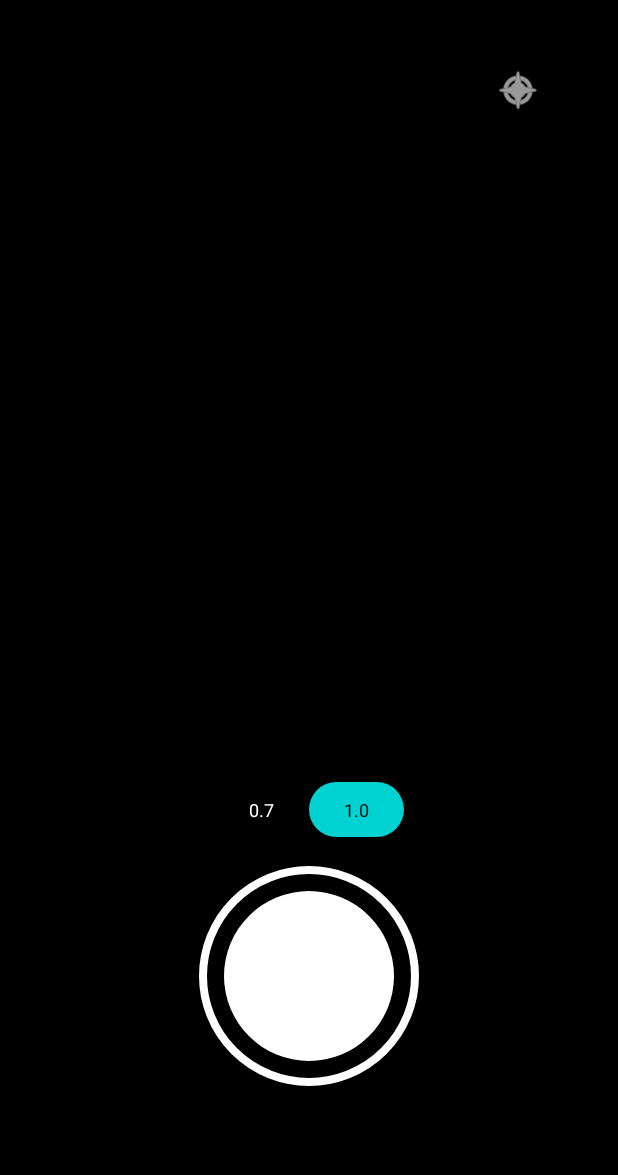
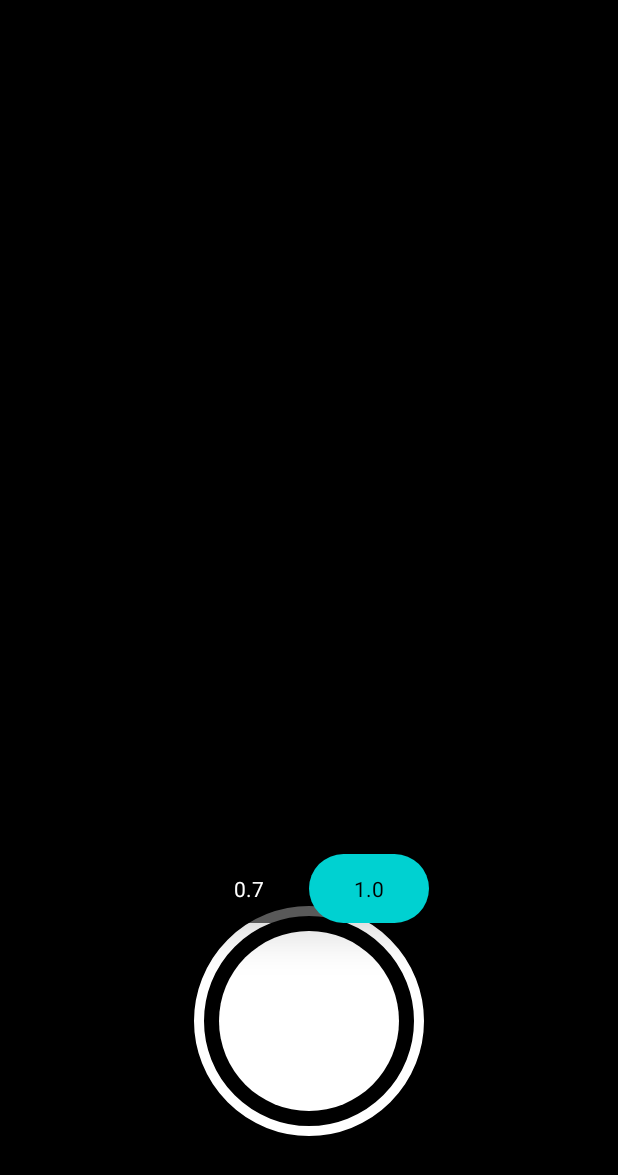
Before and after one commit to dziie-id/Camera, an Android app: the screen it shows after launch (MainActivity), on a phone screen of 412 x 824 dp. Shown: the top 1175 px of the screen. Run offline under Robolectric (Android 15) with nearby library versions, the light colour scheme and no system bars; libraries missing offline, so code that uses them is left out: androidx.camera.core, androidx.camera.lifecycle, androidx.camera.view; 4 statements that could not run were skipped.

Commit message:
Update MainActivity.kt

```diff
--- a/app/src/main/java/org/lineageos/aperture/MainActivity.kt
+++ b/app/src/main/java/org/lineageos/aperture/MainActivity.kt
@@ -3,8 +3,9 @@ package org.lineageos.aperture
 import android.Manifest
 import android.content.ContentValues
 import android.content.pm.PackageManager
-import android.graphics.Color
+import android.graphics.*
 import android.graphics.drawable.GradientDrawable
+import android.net.Uri
 import android.os.Build
 import android.os.Bundle
 import android.provider.MediaStore
@@ -14,86 +15,56 @@ import android.view.ViewGroup
 import android.widget.*
 import androidx.appcompat.app.AppCompatActivity
 import androidx.camera.core.*
+import androidx.camera.core.resolutionselector.AspectRatioStrategy
 import androidx.camera.core.resolutionselector.ResolutionSelector
-import androidx.camera.core.resolutionselector.AspectRatioStrategy
 import androidx.camera.lifecycle.ProcessCameraProvider
 import androidx.camera.view.PreviewView
 import androidx.core.app.ActivityCompat
 import androidx.core.content.ContextCompat
+import java.io.OutputStream
 import java.text.SimpleDateFormat
 import java.util.*
-import java.util.concurrent.ExecutorService
 import java.util.concurrent.Executors
 
 class MainActivity : AppCompatActivity() {
 
     private lateinit var viewFinder: PreviewView
     private var imageCapture: ImageCapture? = null
-    private var flashMode = ImageCapture.FLASH_MODE_OFF
     private var isUltraWide = false
-    private lateinit var cameraExecutor: ExecutorService
-
     private lateinit var btn07: TextView
     private lateinit var btn10: TextView
 
     override fun onCreate(savedInstanceState: Bundle?) {
         super.onCreate(savedInstanceState)
 
+        // Root Layout
         val root = FrameLayout(this).apply {
             layoutParams = ViewGroup.LayoutParams(-1, -1)
             setBackgroundColor(Color.BLACK)
         }
 
-        // 1. Preview Area (Dasar)
+        // 1. PREVIEW 4:3 (Base UI)
         val screenWidth = resources.displayMetrics.widthPixels
         val previewHeight = (screenWidth * 4) / 3
-
         viewFinder = PreviewView(this).apply {
             layoutParams = FrameLayout.LayoutParams(screenWidth, previewHeight).apply {
                 gravity = Gravity.TOP
-                topMargin = 150
+                topMargin = 100
             }
-            implementationMode = PreviewView.ImplementationMode.COMPATIBLE
         }
         root.addView(viewFinder)
 
-        // 2. Shutter Button (Di bawah Preview)
-        val shutterContainer = FrameLayout(this).apply {
-            layoutParams = FrameLayout.LayoutParams(220, 220).apply {
-                gravity = Gravity.BOTTOM or Gravity.CENTER_HORIZONTAL
-                bottomMargin = 150
-            }
-        }
-        val ring = View(this).apply {
-            background = GradientDrawable().apply {
-                shape = GradientDrawable.OVAL
-                setStroke(8, Color.WHITE)
-            }
-            layoutParams = FrameLayout.LayoutParams(-1, -1)
-        }
-        val core = View(this).apply {
-            background = GradientDrawable().apply {
-                shape = GradientDrawable.OVAL
-                setColor(Color.WHITE)
-            }
-            layoutParams = FrameLayout.LayoutParams(170, 170).apply { gravity = Gravity.CENTER }
-            setOnClickListener { takePhoto() }
-        }
-        shutterContainer.addView(ring)
-        shutterContainer.addView(core)
-        root.addView(shutterContainer)
-
-        // 3. Floating Lens Selector (HARUS DI TULIS TERAKHIR BIAR DI ATAS PREVIEW)
+        // 2. FLOATING LENS SELECTOR (Urutan di bawah preview agar melayang)
         val lensPill = LinearLayout(this).apply {
             orientation = LinearLayout.HORIZONTAL
-            setPadding(10, 8, 10, 8)
+            elevation = 20f // Biar melayang di atas segalanya
             background = GradientDrawable().apply {
                 setColor(Color.parseColor("#99000000"))
                 cornerRadius = 100f
             }
             layoutParams = FrameLayout.LayoutParams(-2, -2).apply {
                 gravity = Gravity.TOP or Gravity.CENTER_HORIZONTAL
-                topMargin = previewHeight - 50 // Pas melayang di batas bawah preview
+                topMargin = previewHeight + 30 // Melayang tepat di bawah preview
             }
         }
 
@@ -103,38 +74,44 @@ class MainActivity : AppCompatActivity() {
         lensPill.addView(btn10)
         root.addView(lensPill)
 
-        // 4. Flash Button (Atas)
-        val flashBtn = ImageButton(this).apply {
-            setImageResource(android.R.drawable.ic_menu_compass)
-            setColorFilter(Color.WHITE)
-            setBackgroundColor(Color.TRANSPARENT)
-            layoutParams = FrameLayout.LayoutParams(120, 120).apply {
-                gravity = Gravity.TOP or Gravity.END
-                topMargin = 30
-                rightMargin = 40
+        // 3. SHUTTER BUTTON (Pixel Style)
+        val shutterRing = FrameLayout(this).apply {
+            layoutParams = FrameLayout.LayoutParams(230, 230).apply {
+                gravity = Gravity.BOTTOM or Gravity.CENTER_HORIZONTAL
+                bottomMargin = 100
             }
-            setOnClickListener { toggleFlash(this) }
+            background = GradientDrawable().apply {
+                shape = GradientDrawable.OVAL
+                setStroke(10, Color.WHITE)
+            }
         }
-        root.addView(flashBtn)
+        val shutterCore = View(this).apply {
+            layoutParams = FrameLayout.LayoutParams(180, 180).apply { gravity = Gravity.CENTER }
+            background = GradientDrawable().apply {
+                shape = GradientDrawable.OVAL
+                setColor(Color.WHITE)
+            }
+            setOnClickListener { takePhoto() }
+        }
+        shutterRing.addView(shutterCore)
+        root.addView(shutterRing)
 
         setContentView(root)
         updateLensColors()
 
         if (allPermissionsGranted()) startCamera()
         else ActivityCompat.requestPermissions(this, arrayOf(Manifest.permission.CAMERA), 10)
-
-        cameraExecutor = Executors.newSingleThreadExecutor()
     }
 
-    private fun createLensBtn(txt: String, isWide: Boolean): TextView {
+    private fun createLensBtn(txt: String, wide: Boolean): TextView {
         return TextView(this).apply {
             text = txt
-            textSize = 12f
-            setPadding(35, 15, 35, 15)
-            gravity = Gravity.CENTER
+            setTextColor(Color.WHITE)
+            setPadding(45, 20, 45, 20)
+            textSize = 14f
             setOnClickListener {
-                if (isUltraWide != isWide) {
-                    isUltraWide = isWide
+                if (isUltraWide != wide) {
+                    isUltraWide = wide
                     updateLensColors()
                     startCamera()
                 }
@@ -160,16 +137,6 @@ class MainActivity : AppCompatActivity() {
         }
     }
 
-    private fun toggleFlash(btn: ImageButton) {
-        flashMode = when (flashMode) {
-            ImageCapture.FLASH_MODE_OFF -> ImageCapture.FLASH_MODE_ON
-            ImageCapture.FLASH_MODE_ON -> ImageCapture.FLASH_MODE_AUTO
-            else -> ImageCapture.FLASH_MODE_OFF
-        }
-        btn.setColorFilter(if (flashMode == ImageCapture.FLASH_MODE_OFF) Color.WHITE else Color.YELLOW)
-        startCamera()
-    }
-
     private fun startCamera() {
         val cameraProviderFuture = ProcessCameraProvider.getInstance(this)
         cameraProviderFuture.addListener({
@@ -183,19 +150,11 @@ class MainActivity : AppCompatActivity() {
 
             imageCapture = ImageCapture.Builder()
                 .setCaptureMode(ImageCapture.CAPTURE_MODE_MAXIMIZE_QUALITY)
-                .setFlashMode(flashMode)
                 .setResolutionSelector(resSelector)
                 .build()
 
-            // Logic deteksi lensa Aux khusus Redmi (Lensa ID 2 atau 3)
             val cameraSelector = if (isUltraWide) {
-                CameraSelector.Builder().addCameraFilter { cameraInfos ->
-                    val filtered = cameraInfos.filter {
-                        val s = it.toString().lowercase()
-                        s.contains("id: 2") || s.contains("back 1") || s.contains("id: 1")
-                    }
-                    if (filtered.isNotEmpty()) filtered else cameraInfos.filter { !it.toString().contains("id: 0") }
-                }.build()
+                CameraSelector.Builder().addCameraFilter { it.filter { i -> !i.toString().contains("id: 0") } }.build()
             } else {
                 CameraSelector.DEFAULT_BACK_CAMERA
             }
@@ -205,38 +164,63 @@ class MainActivity : AppCompatActivity() {
                 cameraProvider.bindToLifecycle(this, cameraSelector, preview, imageCapture)
             } catch (e: Exception) {
                 cameraProvider.bindToLifecycle(this, CameraSelector.DEFAULT_BACK_CAMERA, preview, imageCapture)
-                Toast.makeText(this, "Lensa tidak didukung ROM ini", Toast.LENGTH_SHORT).show()
             }
         }, ContextCompat.getMainExecutor(this))
     }
 
     private fun takePhoto() {
         val imageCapture = imageCapture ?: return
-        val name = "IMG_${SimpleDateFormat("yyyyMMdd_HHmmss", Locale.US).format(System.currentTimeMillis())}"
+
+        imageCapture.takePicture(Executors.newSingleThreadExecutor(), object : ImageCapture.OnImageCapturedCallback() {
+            override fun onCaptureSuccess(image: ImageProxy) {
+                val bitmap = imageProxyToBitmap(image)
+                image.close()
+
+                // Tambahkan Watermark
+                val watermarkedBitmap = addWatermark(bitmap)
+                saveBitmapToGallery(watermarkedBitmap)
+
+                runOnUiThread { Toast.makeText(baseContext, "Foto disimpan dengan Watermark!", Toast.LENGTH_SHORT).show() }
+            }
+        })
+    }
+
+    private fun imageProxyToBitmap(image: ImageProxy): Bitmap {
+        val buffer = image.planes[0].buffer
+        val bytes = ByteArray(buffer.remaining())
+        buffer.get(bytes)
+        return BitmapFactory.decodeByteArray(bytes, 0, bytes.size)
+    }
+
+    private fun addWatermark(src: Bitmap): Bitmap {
+        val result = src.copy(Bitmap.Config.ARGB_8888, true)
+        val canvas = Canvas(result)
+        val paint = Paint().apply {
+            color = Color.WHITE
+            textSize = result.width / 40f
+            isAntiAlias = true
+            setShadowLayer(2f, 1f, 1f, Color.BLACK)
+        }
+        val date = SimpleDateFormat("dd MMM yyyy, HH:mm", Locale.getDefault()).format(Date())
+        val text = "Captured on Android 16 Pro | $date"
+        canvas.drawText(text, 50f, result.height - 50f, paint)
+        return result
+    }
+
+    private fun saveBitmapToGallery(bitmap: Bitmap) {
+        val name = "IMG_${System.currentTimeMillis()}.jpg"
         val contentValues = ContentValues().apply {
             put(MediaStore.MediaColumns.DISPLAY_NAME, name)
             put(MediaStore.MediaColumns.MIME_TYPE, "image/jpeg")
-            if (Build.VERSION.SDK_INT >= Build.VERSION_CODES.Q) {
-                put(MediaStore.Images.Media.RELATIVE_PATH, "DCIM/Camera")
-            }
+            put(MediaStore.Images.Media.RELATIVE_PATH, "DCIM/Camera")
         }
-
-        imageCapture.takePicture(
-            ImageCapture.OutputFileOptions.Builder(contentResolver, MediaStore.Images.Media.EXTERNAL_CONTENT_URI, contentValues).build(),
-            ContextCompat.getMainExecutor(this),
-            object : ImageCapture.OnImageSavedCallback {
-                override fun onImageSaved(out: ImageCapture.OutputFileResults) {
-                    Toast.makeText(baseContext, "Cekrak!", Toast.LENGTH_SHORT).show()
-                }
-                override fun onError(e: ImageCaptureException) {}
-            }
-        )
+        val uri = contentResolver.insert(MediaStore.Images.Media.EXTERNAL_CONTENT_URI, contentValues)
+        uri?.let {
+            val stream: OutputStream? = contentResolver.openOutputStream(it)
+            bitmap.compress(Bitmap.CompressFormat.JPEG, 95, stream!!)
+            stream.close()
+        }
     }
 
     private fun allPermissionsGranted() = ContextCompat.checkSelfPermission(baseContext, Manifest.permission.CAMERA) == PackageManager.PERMISSION_GRANTED
-
-    override fun onDestroy() {
-        super.onDestroy()
-        cameraExecutor.shutdown()
-    }
 }
```
